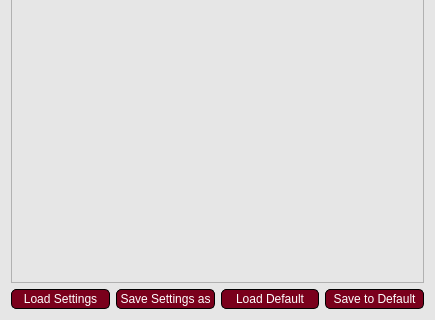
Qt form GUI_files/Settings_widget.ui (goegilein/Controller) before a commit; both pictures show x 0 to 435 and y 213 to 533 of the 435 by 533 pixel window.
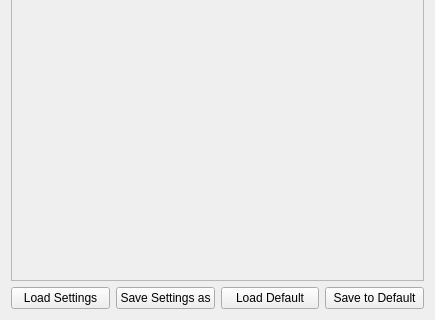
The same form after that commit.

Commit message: P4.2: Atelier style from BildHatcher (dark / bright, Bright mode button), .ui stylesheets removed, pictograms tinted per mode; B19

What changed in the file:
```diff
--- a/GUI_files/Settings_widget.ui
+++ b/GUI_files/Settings_widget.ui
@@ -13,135 +13,6 @@
   <property name="windowTitle">
    <string>Form</string>
   </property>
-  <property name="styleSheet">
-   <string notr="true">QWidget{
-background-color: rgb(230,230,230);
-}
-
-QGroupBox{
-color:  rgb(80, 0, 19);  /* Text color */
-font-weight: bold;  /* Bold text */
-}
-
-QLabel{
-color:  rgb(80, 0, 19);;  /* Text color */
-}
-
-QPushButton {
-	background-color: rgb(122,0,28);  /* Background color */
-	border: 1px solid rgb(0, 0, 0);
-    color: rgb(255, 255, 255);  /* Text color */
-    border-radius: 5px;  /* Rounded edges */
-	padding: 2px;
-}
-
-QPushButton:hover {
-    background-color: rgb(142, 0, 38);  /* Background color when hovered */
-	color: rgb(245, 245, 245);
-    border-color:rgb(40, 40, 40);  /* Border color when hovered */
-}
-
-QPushButton:pressed {
-   color:  rgb(80, 0, 19);  /* Background color when pressed */
-	border-color: rgb(0, 0, 0);
-}
-QPushButton:clicked {
-   background-color: rgb(80,0,19);  /* Background color when pressed */
-	border-color:  rgb(0,0, 0);
-}
-
-QPushButton:checked {
-    background-color: rgb(255,255,255);
-	color:  rgb(80, 0, 19);
-	border: 2px solid rgb(122, 0, 28);
-	font-weight: bold;  /* Bold text */
-}
-
-QPushButton:disabled {
-    background-color: rgb(180,180, 180);
-	border: 1px solid rgb(0, 0,0);
-}
-
-QDoubleSpinBox:enabled{
-background-color: rgb(255,255,255);
-color:  rgb(80, 0, 19);  /* Text color */
-border: 1px solid  rgb(122, 0, 28);  /* Border color */
-border-radius: 5px;  /* Rounded edges */
-padding : 2px;
-}
-QDoubleSpinBox:disabled{
-color: rgb(80, 0, 19);  /* Text color */
-border: 1px solid rgb(255,255,255);  /* Border color */
-border-radius: 5px;  /* Rounded edges */
-padding : 2px;
-}
-
-QSpinBox:enabled{
-background-color: rgb(255,255,255);
-color:  rgb(80, 0, 19);  /* Text color */
-border: 1px solid  rgb(122, 0, 28);  /* Border color */
-border-radius: 5px;  /* Rounded edges */
-padding : 2px;
-
-}
-QSpinBox:disabled{
-color: rgb(80, 0, 19);  /* Text color */
-border: 1px solid rgb(255,255,255);  /* Border color */
-border-radius: 5px;  /* Rounded edges */
-padding : 2px;
-}
-
-QPlainTextEdit{
-background-color: rgb(255,255,255);
-border-radius: 5px;  /* Rounded edges */
-}
-
-QLineEdit:endabled{
-background-color: rgb(255,255,255);
-color:  rgb(80, 0, 19);  /* Text color */
-border: 1px solid rgb(0,0,0);  /* Border color */
-border-radius: 5px;  /* Rounded edges */
-padding : 2px;
-}
-
-QLineEdit:disabled{
-background-color: rgb(230,230,230);
-color:  rgb(80, 0, 19);  /* Text color */
-border: 1px solid rgb(0,0,0);  /* Border color */
-border-radius: 5px;  /* Rounded edges */
-padding : 2px;
-}
-
-QComboBox{
-background-color: rgb(255,255,255);
-color:  rgb(80, 0, 19);  /* Text color */
-border: 1px solid rgb(0,0,0);  /* Border color */
-border-radius: 5px;  /* Rounded edges */
-padding : 2px;
-}
-
-QTabBar::tab {
-    color:  rgb(80, 0, 19); 
-    border: 1px solid rgb(122,0,28);
-    padding: 5px;
-    border-top-left-radius: 5px;
-    border-top-right-radius: 5px;
-	min-width:80px;
-}
-
-QTabBar::tab:selected {
-    color:  rgb(80, 0, 19); 
-    background-color: rgb(255, 255, 255); ;
-    font-weight: bold;
-	border: 2px solid rgb(122, 0, 28);
-}
-
-QTabBar::tab:hover {
-    color:  rgb(122, 0, 28); /* Slightly lighter orange */
-	background-color: rgb(245, 245, 245); ;
-}
-</string>
-  </property>
   <layout class="QGridLayout" name="gridLayout" columnstretch="0,0,0,0">
    <item row="1" column="1">
     <widget class="QPushButton" name="save_settings_button">
```
The commit also changes 36 other files.
